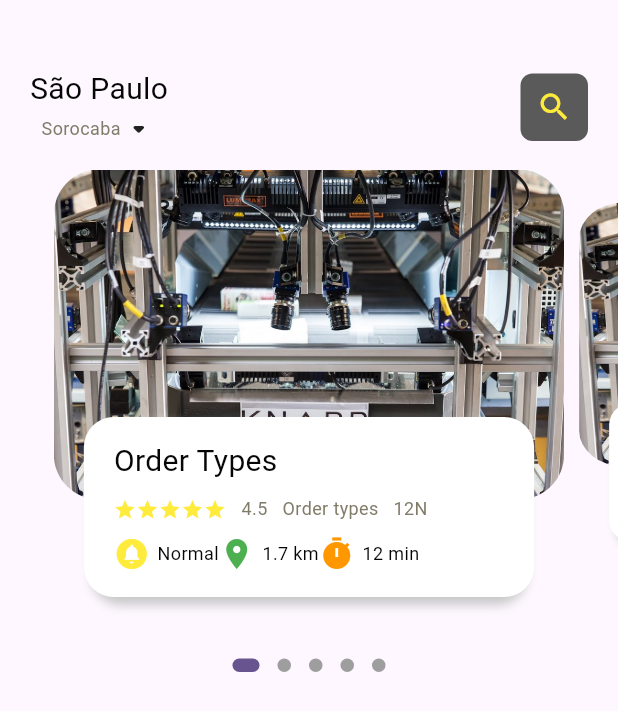
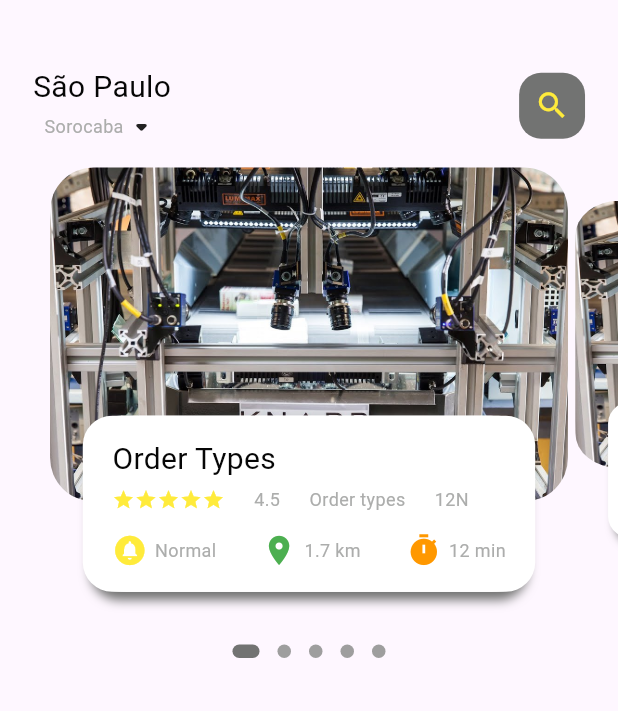
Before and after one commit to davimercatelli/flutter_application_1, a Flutter app: the screen it shows after launch, on a phone screen of 412 x 824 dp. Shown: the top 711 px of the screen. Run offline on Flutter 3.47's test engine with Material 3 defaults, Android fonts, the phone set to English and light mode, and no system bars; drawn by our look-alikes of dots_indicator; our stand-ins replace get.

Commit message:
config: Dynamic size configuration depending of screen size

```diff
--- a/lib/home/main_tcpip_page.dart
+++ b/lib/home/main_tcpip_page.dart
@@ -3,6 +3,7 @@
 import 'package:flutter/material.dart';
 import 'package:flutter_application_1/home/orders_page_body.dart';
 import 'package:flutter_application_1/utils/colors.dart';
+import 'package:flutter_application_1/utils/dimensions.dart';
 import 'package:flutter_application_1/widgets/big_text.dart';
 import 'package:flutter_application_1/widgets/small_text.dart';
 
@@ -16,15 +17,19 @@ class MainFoodPage extends StatefulWidget {
 class _MainFoodPageState extends State<MainFoodPage> {
   @override
   Widget build(BuildContext context) {
+
+    // Print to debug screen sizes
+    print("Current height is: "+MediaQuery.of(context).size.height.toString());
+    print("Current widht is: "+MediaQuery.of(context).size.width.toString());
+
     return Scaffold(
       body: Column(
         children: [
 
           // Header
           Container(
-            child: Container(
-              margin: EdgeInsets.only(top: 45, bottom:15),
-              padding: EdgeInsets.only(left:20, right: 20),
+            margin: EdgeInsets.only(top: Dimensions.height45, bottom: Dimensions.height15),
+            padding: EdgeInsets.only(left: Dimensions.width45, right: Dimensions.width45),
             child: Row(
               mainAxisAlignment: MainAxisAlignment.spaceBetween,
               children: [
@@ -39,22 +44,23 @@ class _MainFoodPageState extends State<MainFoodPage> {
                   ),
                 ],
               ),
+
+              // Search icon
               Center(
                 child: Container(
-                    width: 45,
-                    height: 45,
-                    child: Icon(Icons.search, color: Colors.yellow,),
+                  width: Dimensions.height45,
+                  height: Dimensions.height45,
                   decoration: BoxDecoration(
-                      borderRadius: BorderRadius.circular(8),
+                    borderRadius: BorderRadius.circular(Dimensions.radius15),
                     color: AppColors.mainColor,
                   ),
+                  child: Icon(Icons.search, color: AppColors.mainKnappColor, size: Dimensions.iconSize24),
                 ),
               )
             ],),
           ),
-          ),
 
-          // Body
+          // Body panel
           OrdersPageBody(),
         ],
       ),
--- a/lib/home/orders_page_body.dart
+++ b/lib/home/orders_page_body.dart
@@ -2,6 +2,7 @@ import 'dart:ui';
 import 'package:dots_indicator/dots_indicator.dart';
 import 'package:flutter/material.dart';
 import 'package:flutter_application_1/utils/colors.dart';
+import 'package:flutter_application_1/utils/dimensions.dart';
 import 'package:flutter_application_1/widgets/big_text.dart';
 import 'package:flutter_application_1/widgets/icon_text_widget.dart';
 import 'package:flutter_application_1/widgets/small_text.dart';
@@ -31,12 +32,12 @@ class _OrdersPageBodyState extends State<OrdersPageBody> {
   var _currPageValue = 0.0;
 
   // Scale factor to zoom in
-  double _scaleFactor = 0.8;
+  final double _scaleFactor = 0.8;
 
-  // Heigh factor to bellow panel
-  double _height = 220;
+  // Height top container
+  final double _height = Dimensions.pageViewContainer;
 
-  // Get page index for the top panel
+  // Get page index for the top container
   @override
   void initState() {
     super.initState();
@@ -51,6 +52,7 @@ class _OrdersPageBodyState extends State<OrdersPageBody> {
 
   @override
   void dispose(){
+    super.dispose();
     pageController.dispose();
   }
 
@@ -58,13 +60,12 @@ class _OrdersPageBodyState extends State<OrdersPageBody> {
   Widget build(BuildContext context) {
     return Column(
       children: [
-        Container(
+        SizedBox(
 
-        // Main front panel
-          height: 320,
+        // Front container
+          height: Dimensions.pageViewFront,
           child: PageView.builder(
             controller: pageController,
-            //scrollDirection: Axis.vertical,
             scrollBehavior: AppScrollBehavior(),
             itemCount: 5,
             itemBuilder: (context, position) {
@@ -73,48 +74,51 @@ class _OrdersPageBodyState extends State<OrdersPageBody> {
             ),
           ),
 
-
+        // Dots page indicator
         DotsIndicator(
           dotsCount: 5,
           position: _currPageValue.floor(),
           decorator: DotsDecorator(
+            activeColor: AppColors.mainColor,
             size: const Size.square(9.0),
             activeSize: const Size(18.0, 9.0),
             activeShape: RoundedRectangleBorder(
               borderRadius: BorderRadius.circular(5.0)
+              ),
             ),
           ),
-        ),
-      ]
-    );
+        ]
+      );
     }
 
     Widget _buildPageItem(int index){
 
-      // Create zoom in in bellow panel
-      Matrix4 matrix = new Matrix4.identity();
+      // Zoom in - Front container
+      Matrix4 matrix = Matrix4.identity();
       if( index == _currPageValue.floor() ) {
         var currScale = 1-(_currPageValue-index)*(1-_scaleFactor);
         var currTrans = _height*(1-currScale)/2;
         matrix = Matrix4.diagonal3Values(1, currScale, 1)..setTranslationRaw(0, currTrans, 0);
 
+      // Zoom in - Next page
       } else if( index == _currPageValue.floor() + 1 ){
         var currScale = _scaleFactor+(_currPageValue-index+1)*(1-_scaleFactor);
         var currTrans = _height*(1-currScale)/2;
         matrix = Matrix4.diagonal3Values(1, currScale, 1);
         matrix = Matrix4.diagonal3Values(1, currScale, 1)..setTranslationRaw(0, currTrans, 0);
 
+      // Zoom in - Previous page
       } else if( index == _currPageValue.floor() - 1 ){
         var currScale = 1-(_currPageValue-index)*(1-_scaleFactor);
         var currTrans = _height*(1-currScale)/2;
         matrix = Matrix4.diagonal3Values(1, currScale, 1);
         matrix = Matrix4.diagonal3Values(1, currScale, 1)..setTranslationRaw(0, currTrans, 0);
 
+      // Zoom in - Intermediaries pages
       }else{
         var currScale = 0.8;
         matrix = Matrix4.diagonal3Values(1, currScale, 1)..setTranslationRaw(0, _height*(1-_scaleFactor)/2, 0);
       }
-
 
       return Transform(
         transform: matrix,
@@ -123,43 +127,38 @@ class _OrdersPageBodyState extends State<OrdersPageBody> {
 
             // Images containers on scrollbar
             Container(
-            height: 220,
-            margin: EdgeInsets.only(left: 5, right: 5),
+            height: Dimensions.pageViewContainer,
+            margin: EdgeInsets.only(left: Dimensions.width5, right: Dimensions.width5),
             decoration: BoxDecoration(
-              borderRadius: BorderRadius.circular(30),
-             // color: index.isEven?Colors.grey : Colors.red,
-              image: DecorationImage(
+              borderRadius: BorderRadius.circular(Dimensions.radius30),
+              image: const DecorationImage(
                 fit: BoxFit.cover,
                 image: AssetImage(
                   "assets/image/maxresdefault.jpg"))
               ),
             ),
 
-            // Front container
+            // Text container
             Align(
               alignment: Alignment.bottomCenter,
               child: Container(
-              height: 120,
-              margin: EdgeInsets.only(left: 30, right: 30, bottom: 35),
+              height: Dimensions.pageViewTextContainer,
+              margin: EdgeInsets.only(left: Dimensions.height30, right: Dimensions.height30, bottom: Dimensions.height30),
               decoration: BoxDecoration(
-                borderRadius: BorderRadius.circular(20),
-                //color: AppColors.frontContainer,
-                color: Colors.white,
+                borderRadius: BorderRadius.circular(Dimensions.radius20),
+                color: AppColors.frontContainer,
                 boxShadow: const [
                   BoxShadow(
-                    //color: AppColors.frontShadowContainer,
-                    color: Color.fromARGB(255, 200, 200, 200),
+                    color: AppColors.mainColor,
                     blurRadius:  5.0,
                     offset: Offset(0, 5)
                   ),
                    BoxShadow(
-                    //color: AppColors.frontShadowContainer,
-                    color: Colors.white,
+                    color: AppColors.frontContainerLateralShadow,
                     offset: Offset(-5, 0),
                    ),
                     BoxShadow(
-                    //color: AppColors.frontShadowContainer,
-                    color: Colors.white,
+                    color: AppColors.frontContainerLateralShadow,
                     offset: Offset(5, 0),
                    ),
                 ]
@@ -167,55 +166,53 @@ class _OrdersPageBodyState extends State<OrdersPageBody> {
 
               // Text of front container
               child: Container(
-                //color: Colors.black,
-                padding: EdgeInsets.only(top: 15, left: 15, right: 15),
+                padding: EdgeInsets.only(top: Dimensions.height15, left: Dimensions.height15, right: Dimensions.height15),
                 child: Column(
                   crossAxisAlignment: CrossAxisAlignment.start,
                   children: [
                     BigText(text: "Order Types"),
-                    SizedBox(height: 10),
+                    SizedBox(height: Dimensions.height5),
                     Row(
                       children: [
 
                         // 5 start icons
                         Wrap(
-                          children: List.generate(5, (index) => Icon(Icons.star, color: Colors.yellow, size: 15))
+                          children: List.generate(5, (index) => const Icon(Icons.star, color: AppColors.mainKnappColor, size: 15))
                         ),
 
                         // Space
-                        SizedBox(width: 10,),
+                        SizedBox(width: Dimensions.height20),
 
                         // Ranking
                         SmallText(text: "4.5"),
 
                         // Space
-                        SizedBox(width: 10,),
+                        SizedBox(width: Dimensions.height20),
 
                         // Specification
                         SmallText(text: "Order types"),
 
                         // Space
-                        SizedBox(width: 10,),
+                        SizedBox(width: Dimensions.height20),
 
                         // Specification
                         SmallText(text: "12N"),
-
                       ],
                     ),
-                    SizedBox(height: 10,),
+                    SizedBox(height: Dimensions.height15),
 
                     // Type, Location and time
-                    Row(
+                    const Row(
+                      mainAxisAlignment: MainAxisAlignment.spaceBetween,
                       children: [
-
-                        IconTextWidget(icon: Icons.circle_notifications, text: "Normal", color: AppColors.mainBlackColor, iconColor: AppColors.mainKnappColor),
-                        IconTextWidget(icon: Icons.location_on, text: "1.7 km", color: AppColors.mainBlackColor, iconColor: AppColors.iconColor1),
-                        IconTextWidget(icon: Icons.timer, text: "12 min", color: AppColors.mainBlackColor, iconColor: AppColors.iconColor2),
-
-                    ],)
-                  ],
+                        IconTextWidget(icon: Icons.circle_notifications, text: "Normal", color: AppColors.mainSubtitleColor, iconColor: AppColors.iconColor0),
+                        IconTextWidget(icon: Icons.location_on, text: "1.7 km", color: AppColors.mainSubtitleColor, iconColor: AppColors.iconColor1),
+                        IconTextWidget(icon: Icons.timer, text: "12 min", color: AppColors.mainSubtitleColor, iconColor: AppColors.iconColor2),
+                      ],),
+                     //SizedBox(height: Dimensions.height5),
+                    ],
+                  ),
                 ),
-              ),
               ),
             ),
           ],
--- a/lib/main.dart
+++ b/lib/main.dart
@@ -1,5 +1,6 @@
 import 'package:flutter/material.dart';
 import 'package:flutter_application_1/home/main_tcpip_page.dart';
+import 'package:get/get.dart';
 
 void main() {
   runApp(const MyApp());
@@ -11,7 +12,7 @@ class MyApp extends StatelessWidget {
   // This widget is the root of your application.
   @override
   Widget build(BuildContext context) {
-    return MaterialApp(
+    return GetMaterialApp(
       debugShowCheckedModeBanner: false,
       title: 'Flutter Demo',
       theme: ThemeData(
--- a/lib/utils/colors.dart
+++ b/lib/utils/colors.dart
@@ -3,16 +3,23 @@
 import 'package:flutter/material.dart';
 
 class AppColors{
-  static final Color mainColor = Color.fromARGB(255, 89, 90, 89);
-  static final Color mainBlackColor =  const Color.fromARGB(255, 6, 6, 6);
-  static final Color mainKnappColor = Colors.yellow;
+  static const Color mainColor = Color.fromARGB(255, 114, 115, 114);
+  static const Color mainSubtitleColor = Color.fromARGB(255, 172, 173, 172);
 
-  static final Color frontContainer = Color.fromARGB(255, 236, 236, 236);
-  static final Color frontShadowContainer = Color.fromARGB(1, 155, 154, 154);
+  static const Color mainBlackColor =  Color.fromARGB(255, 6, 6, 6);
+  static const Color mainKnappColor = Colors.yellow;
+
+  static const Color mainShadow = Color.fromARGB(255, 178, 178, 178);
+
+  static const Color frontContainer = Color.fromARGB(255, 255, 255, 255);
+  static const Color frontContainerShadow = Color.fromARGB(1, 208, 208, 208);
+  static const Color frontContainerLateralShadow = Colors.white;
+
+  static const Color iconColor0 = Colors.yellow;
 
 
-  static final Color iconColor1 = Colors.green;
+  static const Color iconColor1 = Colors.green;
 
-  static final Color iconColor2 = Colors.orange;
+  static const Color iconColor2 = Colors.orange;
 
 }
--- /dev/null
+++ b/lib/utils/dimensions.dart
@@ -0,0 +1,39 @@
+import 'package:get/get.dart';
+
+class Dimensions{
+  static double screenHeight = Get.context!.height;
+  static double screenWidth = Get.context!.width;
+
+  // Dynamic panel sizes
+  static double pageViewFront = screenHeight/2.64;
+  static double pageViewContainer = screenHeight/3.70;
+  static double pageViewTextContainer = screenHeight/7.03;
+
+  // Dynamic height
+  static double height5 = screenHeight/168.80;
+  static double height10 = screenHeight/84.40;
+  static double height15 = screenHeight/56.27;
+  static double height20 = screenHeight/42.20;
+  static double height30 = screenHeight/28.14;
+  static double height45 = screenHeight/18.75;
+
+  // Dynamic width
+  static double width5 = screenWidth/168.80;
+  static double width10 = screenWidth/84.40;
+  static double width15 = screenWidth/56.27;
+  static double width20 = screenWidth/42.20;
+  static double width30 = screenWidth/28.14;
+  static double width45 = screenWidth/18.75;
+
+  // Dynamic font size
+  static double font20 = screenHeight/42.20;
+
+  // Rounder borders
+  static double radius15 = screenHeight/56.27;
+  static double radius20 = screenHeight/42.20;
+  static double radius30 = screenHeight/28.30;
+
+  // Icon size
+  static double iconSize24 = screenHeight/35.17;
+
+}
--- a/lib/widgets/big_text.dart
+++ b/lib/widgets/big_text.dart
@@ -1,4 +1,5 @@
 import 'package:flutter/cupertino.dart';
+import 'package:flutter_application_1/utils/dimensions.dart';
 
 class BigText extends StatelessWidget {
   Color? color;
@@ -22,7 +23,7 @@ class BigText extends StatelessWidget {
       style: TextStyle(
         fontFamily: 'Roboto',
         color: color,
-        fontSize: size,
+        fontSize: size==0?Dimensions.font20:size,
         fontWeight: FontWeight.w400
       ),
     );
--- a/lib/widgets/icon_text_widget.dart
+++ b/lib/widgets/icon_text_widget.dart
@@ -1,4 +1,5 @@
 import 'package:flutter/material.dart';
+import 'package:flutter_application_1/utils/dimensions.dart';
 import 'package:flutter_application_1/widgets/small_text.dart';
 
 class IconTextWidget extends StatelessWidget {
@@ -11,14 +12,14 @@ class IconTextWidget extends StatelessWidget {
     required this.icon,
     required this.text,
     required this.color,
-    required this.iconColor
+    required this.iconColor,
   });
 
   @override
   Widget build(BuildContext context) {
     return Row(
       children: [
-        Icon(icon, color: iconColor,),
+        Icon(icon, color: iconColor, size: Dimensions.iconSize24),
         const SizedBox(width: 5,),
         SmallText(text: text, color: color,)
       ],
--- a/lib/widgets/small_text.dart
+++ b/lib/widgets/small_text.dart
@@ -1,4 +1,7 @@
+// ignore_for_file: public_member_api_docs, sort_constructors_first
 import 'package:flutter/cupertino.dart';
+
+import 'package:flutter_application_1/utils/colors.dart';
 
 class SmallText extends StatelessWidget {
   Color? color;
@@ -6,12 +9,13 @@ class SmallText extends StatelessWidget {
   double size;
   double height;
 
-  SmallText({super.key,
-    this.color = const Color.fromARGB(255, 128, 124, 105),
+  SmallText({
+    Key? key,
+    this.color = AppColors.mainSubtitleColor,
     required this.text,
     this.size=12,
     this.height=1.2,
-    });
+  }) : super(key: key);
 
   @override
   Widget build(BuildContext context) {
```
Lines whose indentation alone changed are shown as unchanged.
